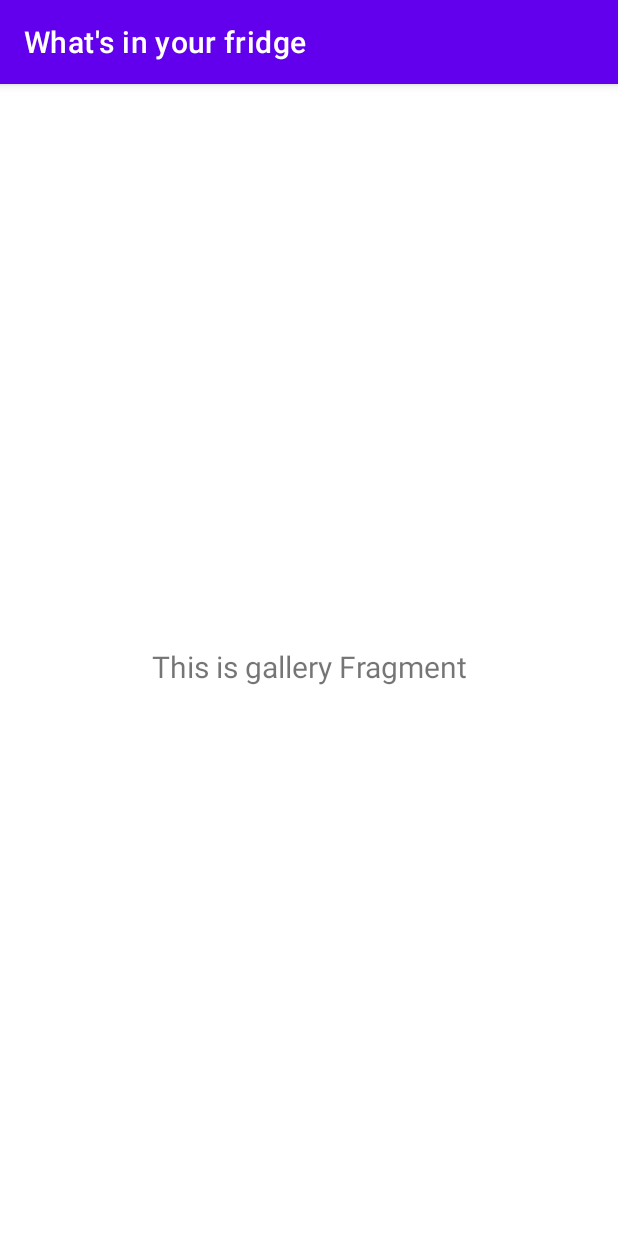
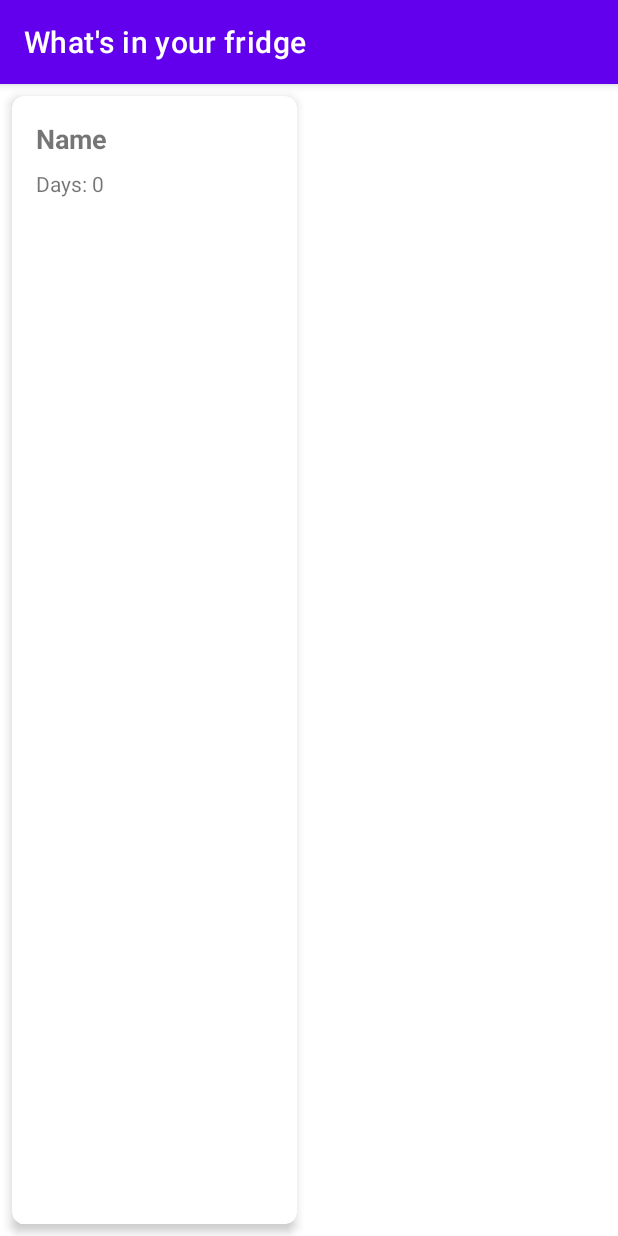
Before and after one commit to heerboi/whats-in-your-fridge, an Android app: the fragment GalleryFragment shown on its own in the app's theme, on a phone screen of 412 x 824 dp. Run offline under Robolectric (Android 15) with nearby library versions, the phone set to English and light mode, and no system bars; our stand-ins replace Room's generated code; libraries missing offline, so code that uses them is left out: androidx.databinding.adapters.

Commit message:
recyclerview for item list thingy boom bam

```diff
--- a/app/build.gradle.kts
+++ b/app/build.gradle.kts
@@ -41,9 +41,6 @@ android {
 
 dependencies {
 
-    implementation("com.google.dagger:hilt-android:2.57.2")
-    ksp("com.google.dagger:hilt-compiler:2.57.2")
-
     implementation(libs.androidx.room.common.jvm)
     implementation(libs.androidx.databinding.adapters)
     val room_version = "2.8.1"
--- /dev/null
+++ b/app/src/main/java/com/example/whatsinyourfridge/GenericViewModelFactory.kt
@@ -0,0 +1,13 @@
+package com.example.whatsinyourfridge
+
+import androidx.lifecycle.ViewModel
+import androidx.lifecycle.ViewModelProvider
+
+class GenericViewModelFactory <T : ViewModel>(
+    private val creator: () -> T
+) : ViewModelProvider.Factory {
+    override fun <T : ViewModel> create(modelClass: Class<T>): T {
+        @Suppress("UNCHECKED_CAST")
+        return creator() as T
+    }
+}
--- a/app/src/main/java/com/example/whatsinyourfridge/data/ItemDAO.kt
+++ b/app/src/main/java/com/example/whatsinyourfridge/data/ItemDAO.kt
@@ -1,5 +1,6 @@
 package com.example.whatsinyourfridge.data
 
+import androidx.lifecycle.LiveData
 import androidx.room.Dao
 import androidx.room.Delete
 import androidx.room.Insert
@@ -15,5 +16,5 @@ interface ItemDAO {
     suspend fun delete(item: Item)
 
     @Query("SELECT * FROM Item")
-    suspend fun getAllItems(): List<Item>
+    fun getAllItems(): LiveData<List<Item>>
 }
--- a/app/src/main/java/com/example/whatsinyourfridge/ui/additem/AddItemViewModel.kt
+++ b/app/src/main/java/com/example/whatsinyourfridge/ui/additem/AddItemViewModel.kt
@@ -4,8 +4,6 @@ import androidx.lifecycle.ViewModel
 import androidx.lifecycle.viewModelScope
 import com.example.whatsinyourfridge.data.Item
 import com.example.whatsinyourfridge.data.ItemDAO
-import dagger.hilt.android.lifecycle.HiltViewModel
-import jakarta.inject.Inject
 import kotlinx.coroutines.launch
 
 class AddItemViewModel(private val itemDao: ItemDAO) : ViewModel() {
@@ -17,14 +15,14 @@ class AddItemViewModel(private val itemDao: ItemDAO) : ViewModel() {
         }
     }
 
-    fun getItems() {
-        viewModelScope.launch {
-            val items = itemDao.getAllItems()
-
-            println("All items:")
-            items.forEach { item ->
-                println("Item: ${item.firstName}, Date: ${item.days}")
-            }
-        }
-    }
+//    fun getItems() {
+//        viewModelScope.launch {
+//            val items = itemDao.getAllItems()
+//
+//            println("All items:")
+//            items.forEach { item ->
+//                println("Item: ${item.firstName}, Date: ${item.days}")
+//            }
+//        }
+//    }
 }
--- a/app/src/main/java/com/example/whatsinyourfridge/ui/additem/AdditemFragment.kt
+++ b/app/src/main/java/com/example/whatsinyourfridge/ui/additem/AdditemFragment.kt
@@ -9,6 +9,7 @@ import android.widget.TextView
 import androidx.fragment.app.Fragment
 import androidx.fragment.app.viewModels
 import androidx.lifecycle.ViewModelProvider
+import com.example.whatsinyourfridge.GenericViewModelFactory
 import com.example.whatsinyourfridge.data.AppDatabase
 import com.example.whatsinyourfridge.databinding.FragmentAddItemBinding
 
@@ -28,14 +29,14 @@ class AdditemFragment : Fragment() {
 
         val database = AppDatabase.getDatabase(requireContext())
         val itemDao = database.itemDao()
-        val factory = AddItemViewModelFactory(itemDao)
+        val factory = GenericViewModelFactory{
+            AddItemViewModel(itemDao)}
         addItemViewModel = ViewModelProvider(this, factory)[AddItemViewModel::class.java]
 
         _binding = FragmentAddItemBinding.inflate(inflater, container, false)
         val root: View = binding.root
 
         val addItemButton: Button = binding.addItemButton
-        val viewItemButton: Button = binding.viewItems
         val itemName: TextView = binding.itemName
         val itemDate: TextView = binding.itemDate
         addItemButton.setOnClickListener {
@@ -45,9 +46,6 @@ class AdditemFragment : Fragment() {
             addItemViewModel.addItem(name, date)
         }
 
-        viewItemButton.setOnClickListener {
-            addItemViewModel.getItems()
-        }
         return root
     }
 
--- a/app/src/main/java/com/example/whatsinyourfridge/ui/gallery/GalleryFragment.kt
+++ b/app/src/main/java/com/example/whatsinyourfridge/ui/gallery/GalleryFragment.kt
@@ -7,32 +7,49 @@ import android.view.ViewGroup
 import android.widget.TextView
 import androidx.fragment.app.Fragment
 import androidx.lifecycle.ViewModelProvider
+import androidx.recyclerview.widget.GridLayoutManager
+import com.example.whatsinyourfridge.GenericViewModelFactory
+import com.example.whatsinyourfridge.data.AppDatabase
 import com.example.whatsinyourfridge.databinding.FragmentGalleryBinding
+import com.example.whatsinyourfridge.databinding.FragmentItemListBinding
 
 class GalleryFragment : Fragment() {
 
-    private var _binding: FragmentGalleryBinding? = null
+    private var _binding: FragmentItemListBinding? = null
 
     // This property is only valid between onCreateView and
     // onDestroyView.
     private val binding get() = _binding!!
+
+    private lateinit var galleryViewModel: GalleryViewModel
+    private lateinit var adapter: ItemGridAdapter
 
     override fun onCreateView(
         inflater: LayoutInflater,
         container: ViewGroup?,
         savedInstanceState: Bundle?
     ): View {
-        val galleryViewModel =
-            ViewModelProvider(this).get(GalleryViewModel::class.java)
+        _binding = FragmentItemListBinding.inflate(inflater, container, false)
+        return binding.root
+    }
 
-        _binding = FragmentGalleryBinding.inflate(inflater, container, false)
-        val root: View = binding.root
+    override fun onViewCreated(view: View, savedInstanceState: Bundle?) {
+        super.onViewCreated(view, savedInstanceState)
 
-        val textView: TextView = binding.textGallery
-        galleryViewModel.text.observe(viewLifecycleOwner) {
-            textView.text = it
+        val database = AppDatabase.getDatabase(requireContext())
+        val itemDao = database.itemDao()
+        val factory = GenericViewModelFactory{ GalleryViewModel(itemDao) }
+        galleryViewModel = ViewModelProvider(this, factory)[GalleryViewModel::class.java]
+
+        adapter = ItemGridAdapter(emptyList())
+
+        binding.itemsRecyclerView.layoutManager = GridLayoutManager(requireContext(), 2)
+
+        binding.itemsRecyclerView.adapter = adapter
+
+        galleryViewModel.items.observe(viewLifecycleOwner) { items ->
+            adapter.updateItems(items)
         }
-        return root
     }
 
     override fun onDestroyView() {
--- a/app/src/main/java/com/example/whatsinyourfridge/ui/gallery/GalleryViewModel.kt
+++ b/app/src/main/java/com/example/whatsinyourfridge/ui/gallery/GalleryViewModel.kt
@@ -3,11 +3,12 @@ package com.example.whatsinyourfridge.ui.gallery
 import androidx.lifecycle.LiveData
 import androidx.lifecycle.MutableLiveData
 import androidx.lifecycle.ViewModel
+import com.example.whatsinyourfridge.data.Item
+import com.example.whatsinyourfridge.data.ItemDAO
 
-class GalleryViewModel : ViewModel() {
+class GalleryViewModel(private val itemDAO: ItemDAO) : ViewModel() {
 
-    private val _text = MutableLiveData<String>().apply {
-        value = "This is gallery Fragment"
-    }
-    val text: LiveData<String> = _text
+    private val _items = MutableLiveData<List<Item>>()
+
+    val items: LiveData<List<Item>> = itemDAO.getAllItems()
 }
--- /dev/null
+++ b/app/src/main/java/com/example/whatsinyourfridge/ui/gallery/ItemGridAdapter.kt
@@ -0,0 +1,42 @@
+package com.example.whatsinyourfridge.ui.gallery
+
+import android.view.LayoutInflater
+import android.view.View
+import android.view.ViewGroup
+import android.widget.TextView
+import androidx.appcompat.view.menu.MenuView
+import androidx.recyclerview.widget.RecyclerView
+import com.example.whatsinyourfridge.R
+import com.example.whatsinyourfridge.data.Item
+
+class ItemGridAdapter (private var items: List<Item>) : RecyclerView.Adapter<ItemGridAdapter.ItemViewHolder>() {
+    override fun onCreateViewHolder(
+        parent: ViewGroup,
+        viewType: Int
+    ): ItemViewHolder {
+        val view = LayoutInflater.from(parent.context).inflate(R.layout.item_grid_card, parent, false)
+        return ItemViewHolder(view)
+    }
+
+    override fun onBindViewHolder(
+        holder: ItemViewHolder,
+        position: Int
+    ) {
+        val item = items[position]
+        holder.itemName.text = item.firstName
+        holder.itemDays.text = "Days: ${item.days}"
+    }
+
+    override fun getItemCount() = items.size
+
+    fun updateItems(newItems: List<Item>) {
+        items=newItems
+        notifyDataSetChanged()
+    }
+
+    class ItemViewHolder (view: View) : RecyclerView.ViewHolder(view) {
+        val itemName: TextView = view.findViewById(R.id.itemName)
+        val itemDays: TextView = view.findViewById(R.id.itemDays)
+    }
+
+}
--- /dev/null
+++ b/app/src/main/res/layout/fragment_item_list.xml
@@ -0,0 +1,17 @@
+<?xml version="1.0" encoding="utf-8"?>
+<androidx.constraintlayout.widget.ConstraintLayout xmlns:android="http://schemas.android.com/apk/res/android"
+    xmlns:app="http://schemas.android.com/apk/res-auto"
+    xmlns:tools="http://schemas.android.com/tools"
+    android:layout_width="match_parent"
+    android:layout_height="match_parent">
+
+
+    <androidx.recyclerview.widget.RecyclerView
+        android:id="@+id/itemsRecyclerView"
+        android:layout_width="match_parent"
+        android:layout_height="match_parent"
+        app:layout_constraintBottom_toBottomOf="parent"
+        app:layout_constraintEnd_toEndOf="parent"
+        app:layout_constraintStart_toStartOf="parent"
+        app:layout_constraintTop_toTopOf="parent" />
+</androidx.constraintlayout.widget.ConstraintLayout>
--- /dev/null
+++ b/app/src/main/res/layout/item_grid_card.xml
@@ -0,0 +1,33 @@
+<?xml version="1.0" encoding="utf-8"?>
+<com.google.android.material.card.MaterialCardView xmlns:android="http://schemas.android.com/apk/res/android"
+    android:layout_width="match_parent"
+    android:layout_height="match_parent"
+    xmlns:app="http://schemas.android.com/apk/res-auto"
+    android:layout_margin="8dp"
+    app:cardElevation="4dp"
+    app:cardCornerRadius="8dp">
+
+    <LinearLayout
+        android:layout_width="match_parent"
+        android:layout_height="wrap_content"
+        android:orientation="vertical"
+        android:padding="16dp">
+
+        <TextView
+            android:id="@+id/itemName"
+            android:layout_width="match_parent"
+            android:layout_height="wrap_content"
+            android:text="Item Name"
+            android:textSize="18sp"
+            android:textStyle="bold"/>
+
+        <TextView
+            android:id="@+id/itemDays"
+            android:layout_width="match_parent"
+            android:layout_height="wrap_content"
+            android:text="Days: 5"
+            android:textSize="14sp"
+            android:layout_marginTop="8dp"/>
+    </LinearLayout>
+
+</com.google.android.material.card.MaterialCardView>
--- a/gradle/libs.versions.toml
+++ b/gradle/libs.versions.toml
@@ -14,6 +14,8 @@ navigationFragmentKtx = "2.6.0"
 navigationUiKtx = "2.6.0"
 roomCommonJvm = "2.8.0"
 databindingAdapters = "8.13.0"
+mediationTestSuite = "3.0.0"
+recyclerview = "1.4.0"
 
 [libraries]
 androidx-core-ktx = { group = "androidx.core", name = "core-ktx", version.ref = "coreKtx" }
@@ -29,6 +31,7 @@ androidx-navigation-fragment-ktx = { group = "androidx.navigation", name = "navi
 androidx-navigation-ui-ktx = { group = "androidx.navigation", name = "navigation-ui-ktx", version.ref = "navigationUiKtx" }
 androidx-room-common-jvm = { group = "androidx.room", name = "room-common-jvm", version.ref = "roomCommonJvm" }
 androidx-databinding-adapters = { group = "androidx.databinding", name = "databinding-adapters", version.ref = "databindingAdapters" }
+androidx-recyclerview = { group = "androidx.recyclerview", name = "recyclerview", version.ref = "recyclerview" }
 
 [plugins]
 android-application = { id = "com.android.application", version.ref = "agp" }
```
